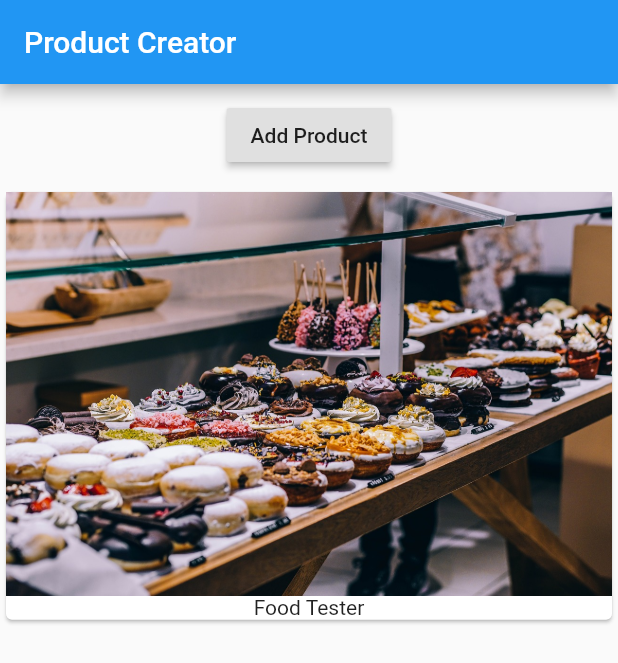
After one commit to Liight/flutter_ProductCreator, a Flutter app: the screen it shows after launch, on a phone screen of 412 x 824 dp. The commit adds this screen. Shown: the top 663 px of the screen. Run offline on Flutter 3.47's test engine with Material 2 defaults, Android fonts, the phone set to English and light mode, and no system bars.

Commit message:
Split app into 3 files
Split app logic into 3 files for better function & class scoping

```diff
--- a/lib/main.dart
+++ b/lib/main.dart
@@ -1,16 +1,10 @@
 import 'package:flutter/material.dart';
 
-main() => runApp(MyApp());
+import './product_manager.dart';
 
-class MyApp extends StatefulWidget {
-  State<StatefulWidget> createState() {
-    return _MyAppState();
-  }
-}
+void main() => runApp(MyApp());
 
-class _MyAppState extends State<MyApp> {
-  List<String> _products = ['Food Tester'];
-
+class MyApp extends StatelessWidget {
   @override
   Widget build(BuildContext context) {
     return MaterialApp(
@@ -18,34 +12,8 @@ class _MyAppState extends State<MyApp> {
           appBar: AppBar(
             title: Text('Product Creator'),
           ),
-          body: Column(
-            children: [
-              Container(
-                margin: EdgeInsets.all(10.0),
-                child: RaisedButton(
-                  onPressed: () {
-
-                    setState(() {
-                      _products.add('Advanced Food Tester');
-                    });
-                  },
-                  child: Text('Add Product'),
-                ),
-              ),
-              Column(
-                children: _products
-                    .map((element) => Card(
-                          child: Column(
-                            children: <Widget>[
-                              Image.asset('assets/food.jpg'),
-                              Text(element)
-                            ],
-                          ),
-                        ))
-                    .toList(),
-              )
-            ],
-          )),
+          body: ProductManager(),
+          ),
     );
   }
 }
--- /dev/null
+++ b/lib/product_manager.dart
@@ -0,0 +1,31 @@
+import 'package:flutter/material.dart';
+
+import './products.dart';
+
+class ProductManager extends StatefulWidget {
+  @override
+  State<StatefulWidget> createState() {
+    return _ProductManagerState();
+  }
+}
+
+class _ProductManagerState extends State<ProductManager> {
+  List<String> _products = ['Food Tester'];
+
+  @override
+  Widget build(BuildContext context) {
+    return Column(children: [Container(
+      margin: EdgeInsets.all(10.0),
+      child: RaisedButton(
+        onPressed: () {
+          setState(() {
+            _products.add('Advanced Food Tester');
+          });
+        },
+        child: Text('Add Product'),
+      ),
+    ),
+    Products(_products)
+    ],);
+  }
+}
--- /dev/null
+++ b/lib/products.dart
@@ -0,0 +1,23 @@
+import 'package:flutter/material.dart';
+
+class Products extends StatelessWidget {
+  // Absolute black magic.
+  List<String> products; // Set the product property
+  Products(this.products); // Grabs the incoming 'products' argument and stores it in the products property
+
+  @override
+  Widget build(BuildContext context) {
+    return Column(
+      children: products
+          .map((element) => Card(
+                child: Column(
+                  children: <Widget>[
+                    Image.asset('assets/food.jpg'),
+                    Text(element)
+                  ],
+                ),
+              ))
+          .toList(),
+    );
+  }
+}
```
